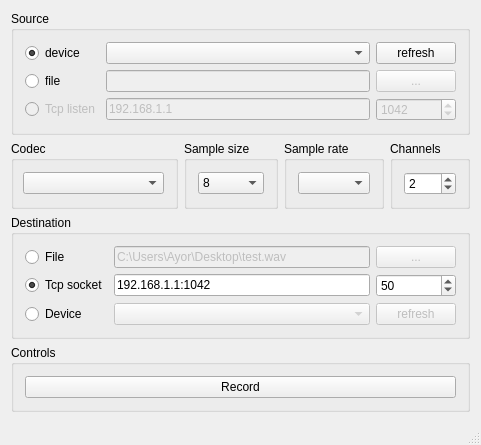
Before: the Qt Designer form mainwindow.ui in Chr0nos/audio-transfer, drawn with Qt 5.
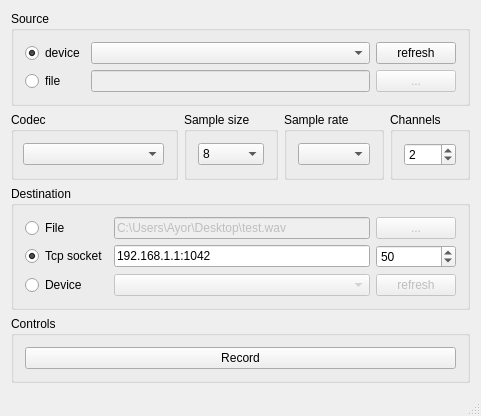
After: the same form once the commit is applied.

Commit message: removed tcp input: this thing never worked and is pointless, if you wan to use a tcp input: use the audio-transfer-server : it can do it

```diff
--- a/mainwindow.ui
+++ b/mainwindow.ui
@@ -7,7 +7,7 @@
     <x>0</x>
     <y>0</y>
     <width>481</width>
-    <height>431</height>
+    <height>401</height>
    </rect>
   </property>
   <property name="windowTitle">
@@ -68,42 +68,6 @@
          </property>
         </widget>
        </item>
-       <item row="2" column="0">
-        <widget class="QRadioButton" name="sourceRadioTcp">
-         <property name="enabled">
-          <bool>false</bool>
-         </property>
-         <property name="text">
-          <string>Tcp listen</string>
-         </property>
-        </widget>
-       </item>
-       <item row="2" column="1">
-        <widget class="QLineEdit" name="sourceTcpHostAllowed">
-         <property name="enabled">
-          <bool>false</bool>
-         </property>
-         <property name="text">
-          <string>192.168.1.1</string>
-         </property>
-        </widget>
-       </item>
-       <item row="2" column="3">
-        <widget class="QSpinBox" name="sourceTcpHostPort">
-         <property name="enabled">
-          <bool>false</bool>
-         </property>
-         <property name="minimum">
-          <number>1</number>
-         </property>
-         <property name="maximum">
-          <number>65534</number>
-         </property>
-         <property name="value">
-          <number>1042</number>
-         </property>
-        </widget>
-       </item>
       </layout>
      </widget>
     </item>
```
The commit also changes 2 other files.
